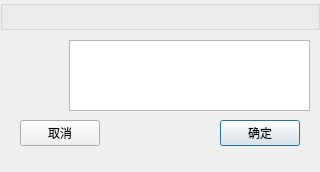
Above: ui/messageboxexx.ui from realth000/keycontainer before the change. Below: the same form after it.
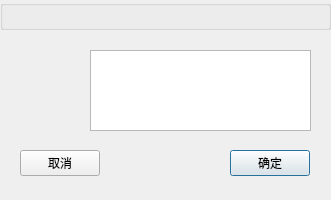
That is the form after the change. Custom widgets are drawn as their Qt base class.

```diff
--- a/ui/messageboxexx.ui
+++ b/ui/messageboxexx.ui
@@ -6,8 +6,8 @@
    <rect>
     <x>0</x>
     <y>0</y>
-    <width>320</width>
-    <height>172</height>
+    <width>331</width>
+    <height>200</height>
    </rect>
   </property>
   <property name="windowTitle">
@@ -18,7 +18,7 @@
     <rect>
      <x>0</x>
      <y>0</y>
-     <width>320</width>
+     <width>331</width>
      <height>30</height>
     </rect>
    </property>
@@ -35,8 +35,8 @@
   <widget class="QPushButton" name="button">
    <property name="geometry">
     <rect>
-     <x>220</x>
-     <y>120</y>
+     <x>230</x>
+     <y>150</y>
      <width>80</width>
      <height>26</height>
     </rect>
@@ -48,10 +48,10 @@
   <widget class="QTextEdit" name="infoTE">
    <property name="geometry">
     <rect>
-     <x>69</x>
-     <y>40</y>
-     <width>241</width>
-     <height>71</height>
+     <x>90</x>
+     <y>50</y>
+     <width>221</width>
+     <height>81</height>
     </rect>
    </property>
   </widget>
@@ -59,7 +59,7 @@
    <property name="geometry">
     <rect>
      <x>30</x>
-     <y>50</y>
+     <y>60</y>
      <width>30</width>
      <height>30</height>
     </rect>
@@ -72,7 +72,7 @@
    <property name="geometry">
     <rect>
      <x>20</x>
-     <y>120</y>
+     <y>150</y>
      <width>80</width>
      <height>26</height>
     </rect>
```
